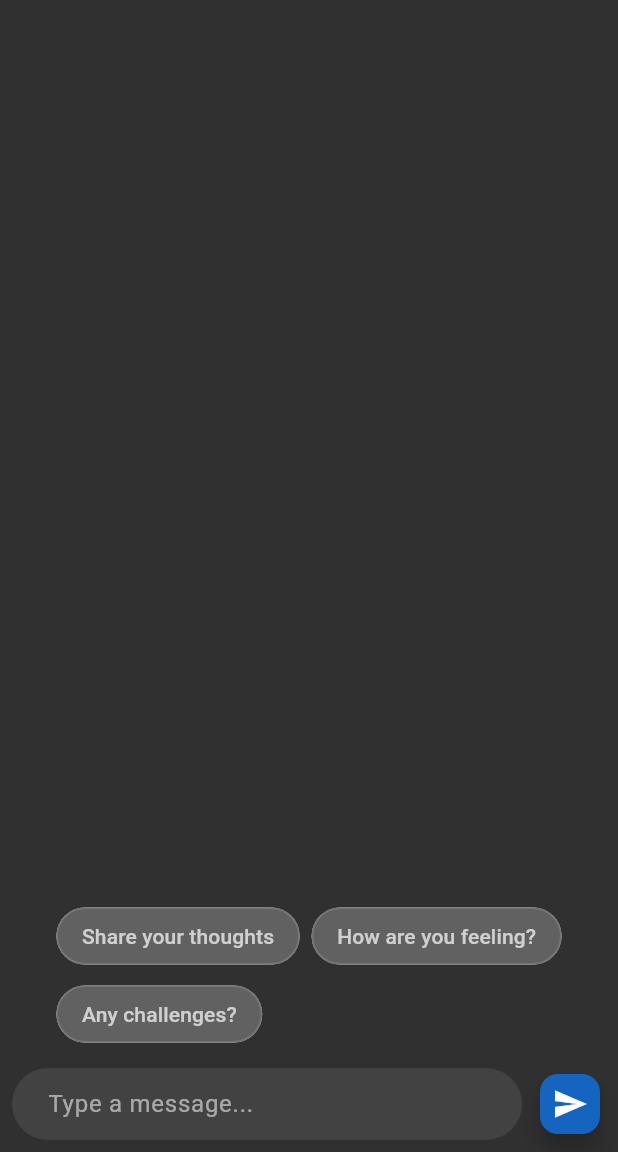
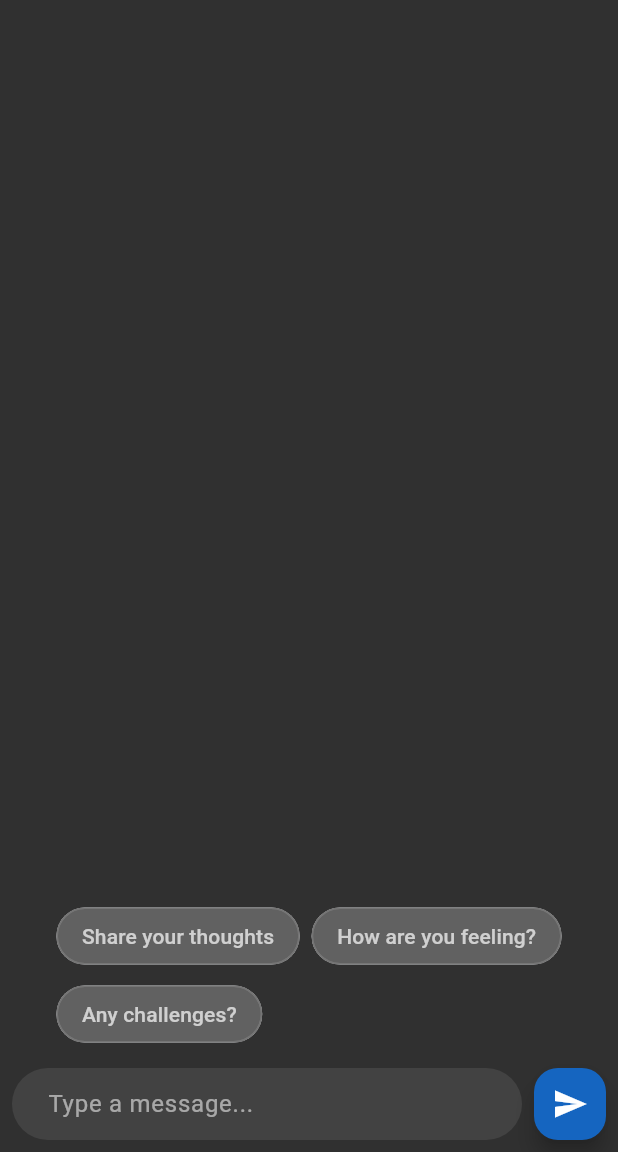
Before and after one commit to billee/podcasts, a Flutter app: the screen it shows after launch, after a tap on the "send" icon, on a phone screen of 412 x 824 dp, the part 84-1236 px from its top. Run offline on Flutter 3.47's test engine with Material 3 defaults, Android fonts, the phone set to English and light mode, and no system bars; our stand-ins replace cloud_firestore, firebase_core, flutter_dotenv; accounts and stored records are empty.

Commit message:
remove autocomplete in the UI textbox

```diff
--- a/lib/main.dart
+++ b/lib/main.dart
@@ -8,10 +8,10 @@ import 'firebase_options.dart';
 
 
 
-const String openAIApiKey = String.fromEnvironment(
-    'OPENAI_API_KEY',
-    defaultValue: ''
-);
+// const String openAIApiKey = String.fromEnvironment(
+//     'OPENAI_API_KEY',
+//     defaultValue: ''
+// );
 
 Future<void> main() async {
   WidgetsFlutterBinding.ensureInitialized();
@@ -22,13 +22,14 @@ Future<void> main() async {
 
   try {
     await dotenv.load(fileName: ".env");
-    print("Local .env loaded successfully."); // For local debugging
+    //print('Local .env loaded successfully.'); // Your existing print
+    //print('OPENAI_API_KEY from dotenv.env: ${dotenv.env['OPENAI_API_KEY']}');
+    //print('Is OPENAI_API_KEY null? ${dotenv.env['OPENAI_API_KEY'] == null}');
+    //print('Type of OPENAI_API_KEY: ${dotenv.env['OPENAI_API_KEY']?.runtimeType}'); // Using ?. to safely get runtimeType
+
   } catch (e) {
     print("Warning: .env file not found or failed to load. This is expected in CI, relying on --dart-define or environment variables. Error: $e");
   }
-
-  // Verify that the keys are being read
-  print('OPENAI_API_KEY (from env/dart-define): $openAIApiKey');
 
   runApp(const MyApp());
 }
--- a/lib/screens/chat_screen.dart
+++ b/lib/screens/chat_screen.dart
@@ -1,10 +1,10 @@
 // lib/screens/chat_screen.dart
 import 'package:flutter/material.dart';
-import 'package:flutter_dotenv/flutter_dotenv.dart';
+import 'package:flutter_dotenv/flutter_dotenv.dart'; // Keep if you use other .env vars
 import 'package:http/http.dart' as http;
 import 'dart:convert';
 import 'dart:async'; // Import for TimeoutException
-import 'package:kapwa_companion/services/suggestion_service.dart';
+import 'package:kapwa_companion/services/suggestion_service.dart'; // Keep this import!
 
 class ChatScreen extends StatefulWidget {
   const ChatScreen({super.key});
@@ -16,16 +16,8 @@ class ChatScreen extends StatefulWidget {
 class _ChatScreenState extends State<ChatScreen> {
   final TextEditingController _messageController = TextEditingController();
   final List<Map<String, dynamic>> _messages = []; // Stores messages for display
-  // final List<String> _allSuggestions = [
-  //   "How are you feeling?",
-  //   "Share your thoughts",
-  //   "Today's highlights?",
-  //   "Any challenges?",
-  //   "Need support?",
-  //   "What are you grateful for?",
-  //   "Recent accomplishments?",
-  //   "Something bothering you?",
-  // ];
+
+  // Keep suggestion-related fields:
   List<String> _allSuggestions = [];
   List<String> _currentSuggestions = [];
   bool _suggestionsLoading = true;
@@ -36,8 +28,8 @@ class _ChatScreenState extends State<ChatScreen> {
   @override
   void initState() {
     super.initState();
+    // Keep suggestion loading:
     _loadSuggestions();
-    // _refreshSuggestions();
 
     final String initialSystemMessage = "You are a helpful assistant for Overseas Filipino Workers (OFWs), providing culturally appropriate advice in everyday spoken English. Your goal is to provide empathetic and informative responses based on the provided context.";
 
@@ -47,6 +39,7 @@ class _ChatScreenState extends State<ChatScreen> {
     });
   }
 
+  // Keep suggestion loading method:
   Future<void> _loadSuggestions() async {
     try {
       setState(() {
@@ -55,16 +48,22 @@ class _ChatScreenState extends State<ChatScreen> {
 
       List<String> suggestions = await SuggestionService.getSuggestions();
 
+      // IMPORTANT: Filter out any null or non-string suggestions, and ensure they are Strings
+      final List<String> cleanSuggestions = suggestions
+          .where((s) => s != null && s is String && s.isNotEmpty)
+          .map((s) => s as String)
+          .toList();
+
       setState(() {
-        _allSuggestions = suggestions;
+        _allSuggestions = cleanSuggestions; // Use the cleaned list
         _suggestionsLoading = false;
-        _refreshSuggestions();
+        _refreshSuggestions(); // Refresh initial suggestions
       });
     } catch (e) {
       print('Error loading suggestions: $e');
       setState(() {
         _suggestionsLoading = false;
-        // Use fallback suggestions if Firebase fails
+        // Use fallback suggestions if Firebase fails (or keep _allSuggestions empty)
         _allSuggestions = [
           "How are you feeling?",
           "Share your thoughts",
@@ -80,19 +79,15 @@ class _ChatScreenState extends State<ChatScreen> {
     }
   }
 
-
-
-  // void _refreshSuggestions() {
-  //   _allSuggestions.shuffle();
-  //   _currentSuggestions = _allSuggestions.sublist(0, 3);
-  // }
-
+  // Keep suggestion refresh method:
   void _refreshSuggestions() {
     if (_allSuggestions.isNotEmpty) {
       _allSuggestions.shuffle();
       _currentSuggestions = _allSuggestions.length >= 3
           ? _allSuggestions.sublist(0, 3)
           : _allSuggestions;
+    } else {
+      _currentSuggestions = []; // Ensure it's empty if no suggestions are loaded
     }
   }
 
@@ -105,6 +100,7 @@ class _ChatScreenState extends State<ChatScreen> {
       _messages.add({"role": "user", "content": message});
       _chatHistory.add({"role": "user", "content": message});
       _messageController.clear();
+      // Keep suggestion refresh:
       _refreshSuggestions(); // Refresh suggestions after sending a message
     });
 
@@ -175,6 +171,7 @@ class _ChatScreenState extends State<ChatScreen> {
     }
   }
 
+  // Restore suggestion tap handler:
   void _handleSuggestionTap(String suggestion) {
     _sendMessage(suggestion);
   }
@@ -204,6 +201,7 @@ class _ChatScreenState extends State<ChatScreen> {
                 },
               ),
             ),
+            // Restore _buildSuggestionChips() here:
             _buildSuggestionChips(), // Display suggestions below the chat messages
             _buildMessageInput(), // Input field at the bottom
           ],
@@ -212,30 +210,7 @@ class _ChatScreenState extends State<ChatScreen> {
     );
   }
 
-  // Widget _buildSuggestionChips() {
-  //   return Padding(
-  //     padding: const EdgeInsets.symmetric(horizontal: 8.0, vertical: 4.0),
-  //     child: Wrap(
-  //       spacing: 8.0, // horizontal space between chips
-  //       runSpacing: 4.0, // vertical space between lines of chips
-  //       children: _currentSuggestions.map((suggestion) {
-  //         return ActionChip(
-  //           label: Text(
-  //             suggestion,
-  //             style: const TextStyle(color: Colors.white70),
-  //           ),
-  //           onPressed: () => _handleSuggestionTap(suggestion),
-  //           backgroundColor: Colors.grey[700],
-  //           shape: RoundedRectangleBorder(
-  //             borderRadius: BorderRadius.circular(20),
-  //             side: BorderSide(color: Colors.grey[600]!),
-  //           ),
-  //         );
-  //       }).toList(),
-  //     ),
-  //   );
-  // }
-
+  // Restore _buildSuggestionChips() widget definition:
   Widget _buildSuggestionChips() {
     if (_suggestionsLoading) {
       return const Padding(
@@ -279,6 +254,11 @@ class _ChatScreenState extends State<ChatScreen> {
           Expanded(
             child: TextField(
               controller: _messageController,
+              // *** IMPORTANT: Add these properties to disable browser's autofill/autocomplete ***
+              autofillHints: null, // Disables platform-specific autofill hints
+              autocorrect: false,  // Disables auto-correction
+              enableSuggestions: false, // Disables text input suggestions
+
               decoration: InputDecoration(
                 hintText: 'Type a message...',
                 hintStyle: TextStyle(color: Colors.white54),
@@ -295,11 +275,14 @@ class _ChatScreenState extends State<ChatScreen> {
             ),
           ),
           const SizedBox(width: 8),
-          FloatingActionButton(
-            onPressed: () => _sendMessage(_messageController.text),
-            backgroundColor: Colors.blue[800],
-            mini: true,
-            child: const Icon(Icons.send, color: Colors.white),
+          SizedBox( // Fixed RenderFlex overflow with explicit size
+            width: 48, // Standard FAB size
+            height: 48, // Standard FAB size
+            child: FloatingActionButton(
+              onPressed: () => _sendMessage(_messageController.text),
+              backgroundColor: Colors.blue[800],
+              child: const Icon(Icons.send, color: Colors.white),
+            ),
           ),
         ],
       ),
@@ -336,35 +319,3 @@ class ChatBubble extends StatelessWidget {
     );
   }
 }
-
-class SuggestionItem extends StatelessWidget {
-  final String text;
-  final VoidCallback onTap;
-
-  const SuggestionItem({
-    super.key,
-    required this.text,
-    required this.onTap,
-  });
-
-  @override
-  Widget build(BuildContext context) {
-    return GestureDetector(
-      onTap: onTap,
-      child: Container(
-        width: double.infinity,
-        margin: const EdgeInsets.symmetric(vertical: 4, horizontal: 16),
-        padding: const EdgeInsets.symmetric(vertical: 8, horizontal: 16),
-        decoration: BoxDecoration(
-          border: Border.all(color: Colors.grey[700]!),
-          borderRadius: BorderRadius.circular(20),
-        ),
-        child: Text(
-          text,
-          style: const TextStyle(color: Colors.white70),
-          textAlign: TextAlign.center,
-        ),
-      ),
-    );
-  }
-}
--- a/lib/services/openai_service.dart
+++ b/lib/services/openai_service.dart
@@ -4,6 +4,7 @@ import 'dart:convert';
 import 'dart:async'; // Import for TimeoutException
 import 'package:flutter_dotenv/flutter_dotenv.dart';
 
+import 'package:flutter_dotenv/flutter_dotenv.dart';
 class OpenAIService {
   // Replace with your actual OpenAI API Key
   static final String _openAIApiKey = dotenv.env['OPENAI_API_KEY'] ?? '';
--- a/pubspec.yaml
+++ b/pubspec.yaml
@@ -30,6 +30,8 @@ environment:
 dependencies:
   flutter:
     sdk: flutter
+  flutter_dotenv: ^5.1.0 # Or the latest stable version
+  http: ^1.2.0
   provider: ^6.1.5              # State management
   intl: ^0.20.2                 # Date/time formatting
   # The following adds the Cupertino Icons font to your application.
```
